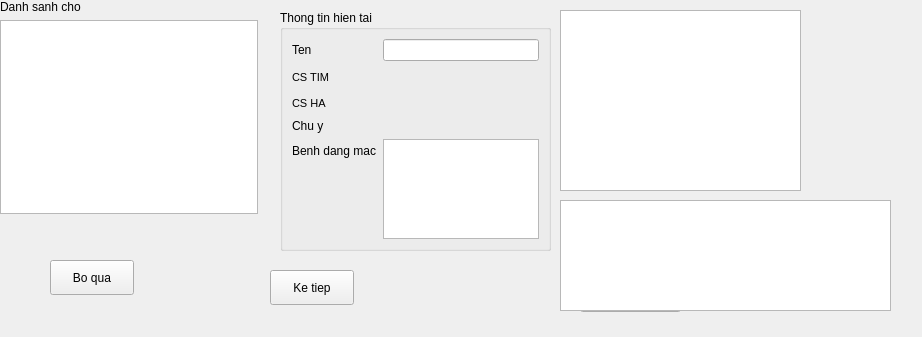
Old version of the form tiemngua.ui in the repository xdien/tcmr.
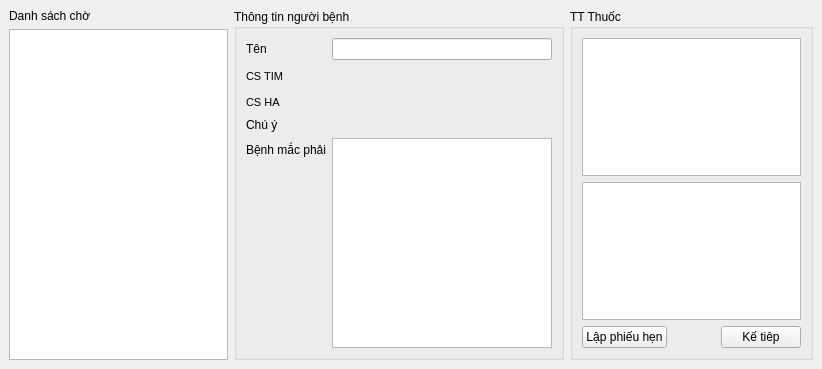
New version of the form.

Commit message: Dat lai tua de cho cac form

Patch:
```diff
--- a/tiemngua.ui
+++ b/tiemngua.ui
@@ -6,64 +6,23 @@
    <rect>
     <x>0</x>
     <y>0</y>
-    <width>922</width>
-    <height>337</height>
+    <width>822</width>
+    <height>369</height>
    </rect>
   </property>
   <property name="windowTitle">
    <string>MainWindow</string>
   </property>
   <widget class="QWidget" name="centralwidget">
-   <widget class="QPushButton" name="pushButton">
-    <property name="geometry">
-     <rect>
-      <x>50</x>
-      <y>260</y>
-      <width>84</width>
-      <height>35</height>
-     </rect>
-    </property>
-    <property name="text">
-     <string>Bo qua</string>
-    </property>
-   </widget>
-   <widget class="QPushButton" name="pushButton_2">
-    <property name="geometry">
-     <rect>
-      <x>270</x>
-      <y>270</y>
-      <width>84</width>
-      <height>35</height>
-     </rect>
-    </property>
-    <property name="text">
-     <string>Ke tiep</string>
-    </property>
-   </widget>
-   <widget class="QTableView" name="tableView">
-    <property name="geometry">
-     <rect>
-      <x>560</x>
-      <y>10</y>
-      <width>241</width>
-      <height>181</height>
-     </rect>
-    </property>
-   </widget>
-   <widget class="QWidget" name="layoutWidget">
-    <property name="geometry">
-     <rect>
-      <x>0</x>
-      <y>0</y>
-      <width>258</width>
-      <height>214</height>
-     </rect>
-    </property>
+   <layout class="QVBoxLayout" name="verticalLayout_5">
+    <item>
+     <layout class="QHBoxLayout" name="horizontalLayout_2">
+      <item>
     <layout class="QVBoxLayout" name="verticalLayout_2">
      <item>
       <widget class="QLabel" name="label_5">
        <property name="text">
-        <string>Danh sanh cho</string>
+           <string>Danh sách chờ</string>
        </property>
       </widget>
      </item>
@@ -71,20 +30,13 @@
       <widget class="QTreeView" name="danhsanhcho"/>
      </item>
     </layout>
-   </widget>
+      </item>
+      <item>
    <widget class="QGroupBox" name="groupBox_2">
-    <property name="geometry">
-     <rect>
-      <x>280</x>
-      <y>10</y>
-      <width>271</width>
-      <height>241</height>
-     </rect>
-    </property>
     <property name="title">
-     <string>Thong tin hien tai</string>
-    </property>
-    <layout class="QVBoxLayout" name="verticalLayout">
+         <string>Thông tin người bệnh</string>
+        </property>
+        <layout class="QHBoxLayout" name="horizontalLayout_3">
      <item>
       <layout class="QFormLayout" name="formLayout">
        <property name="fieldGrowthPolicy">
@@ -93,7 +45,7 @@
        <item row="0" column="0">
         <widget class="QLabel" name="label_2">
          <property name="text">
-          <string>Ten</string>
+              <string>Tên</string>
          </property>
         </widget>
        </item>
@@ -157,7 +109,7 @@
        <item row="3" column="0">
         <widget class="QLabel" name="label_13">
          <property name="text">
-          <string>Chu y</string>
+              <string>Chú ý</string>
          </property>
         </widget>
        </item>
@@ -171,7 +123,7 @@
        <item row="4" column="0">
         <widget class="QLabel" name="label">
          <property name="text">
-          <string>Benh dang mac</string>
+              <string>Bệnh mắc phải</string>
          </property>
         </widget>
        </item>
@@ -182,81 +134,60 @@
      </item>
     </layout>
    </widget>
-   <widget class="QLabel" name="tenthuoc">
-    <property name="geometry">
-     <rect>
-      <x>300</x>
-      <y>153</y>
-      <width>16</width>
-      <height>16</height>
-     </rect>
-    </property>
-    <property name="text">
-     <string/>
-    </property>
-   </widget>
-   <widget class="QLabel" name="dungtich">
-    <property name="geometry">
-     <rect>
-      <x>300</x>
-      <y>173</y>
-      <width>16</width>
-      <height>16</height>
-     </rect>
-    </property>
-    <property name="text">
-     <string/>
-    </property>
-   </widget>
-   <widget class="QLabel" name="dotuoi">
-    <property name="geometry">
-     <rect>
-      <x>300</x>
-      <y>213</y>
-      <width>16</width>
-      <height>16</height>
-     </rect>
-    </property>
-    <property name="text">
-     <string/>
-    </property>
-   </widget>
-   <widget class="QLabel" name="lieudung">
-    <property name="geometry">
-     <rect>
-      <x>300</x>
-      <y>233</y>
-      <width>16</width>
-      <height>16</height>
-     </rect>
-    </property>
-    <property name="text">
-     <string/>
-    </property>
-   </widget>
+      </item>
+      <item>
+       <widget class="QGroupBox" name="groupBox">
+        <property name="title">
+         <string>TT Thuốc</string>
+        </property>
+        <layout class="QVBoxLayout" name="verticalLayout_4">
+         <item>
+          <layout class="QVBoxLayout" name="verticalLayout_3">
+           <item>
+            <widget class="QTableView" name="tableView"/>
+           </item>
+           <item>
+            <widget class="QTreeView" name="treeView_ngayhen"/>
+           </item>
+          </layout>
+         </item>
+         <item>
+          <layout class="QHBoxLayout" name="horizontalLayout">
+           <item>
    <widget class="QPushButton" name="pushButton_3">
-    <property name="geometry">
-     <rect>
-      <x>580</x>
-      <y>290</y>
-      <width>101</width>
-      <height>22</height>
-     </rect>
-    </property>
     <property name="text">
-     <string>Lap phieu hen</string>
-    </property>
-   </widget>
-   <widget class="QTreeView" name="treeView_ngayhen">
-    <property name="geometry">
-     <rect>
-      <x>560</x>
-      <y>200</y>
-      <width>331</width>
-      <height>111</height>
-     </rect>
-    </property>
-   </widget>
+              <string>Lập phiếu hẹn</string>
+             </property>
+            </widget>
+           </item>
+           <item>
+            <spacer name="horizontalSpacer">
+             <property name="orientation">
+              <enum>Qt::Horizontal</enum>
+             </property>
+             <property name="sizeHint" stdset="0">
+              <size>
+               <width>40</width>
+               <height>20</height>
+              </size>
+             </property>
+            </spacer>
+           </item>
+           <item>
+            <widget class="QPushButton" name="pushButton_2">
+             <property name="text">
+              <string>Kế tiêp</string>
+             </property>
+            </widget>
+           </item>
+          </layout>
+         </item>
+        </layout>
+       </widget>
+      </item>
+     </layout>
+    </item>
+   </layout>
   </widget>
   <action name="actionChon_nguoi_khong_theo_tt">
    <property name="text">
```
Left out of the diff: 2 changed lines with no effect on the pictures. Lines whose indentation alone changed are shown as unchanged. The commit also changes 6 other files.
